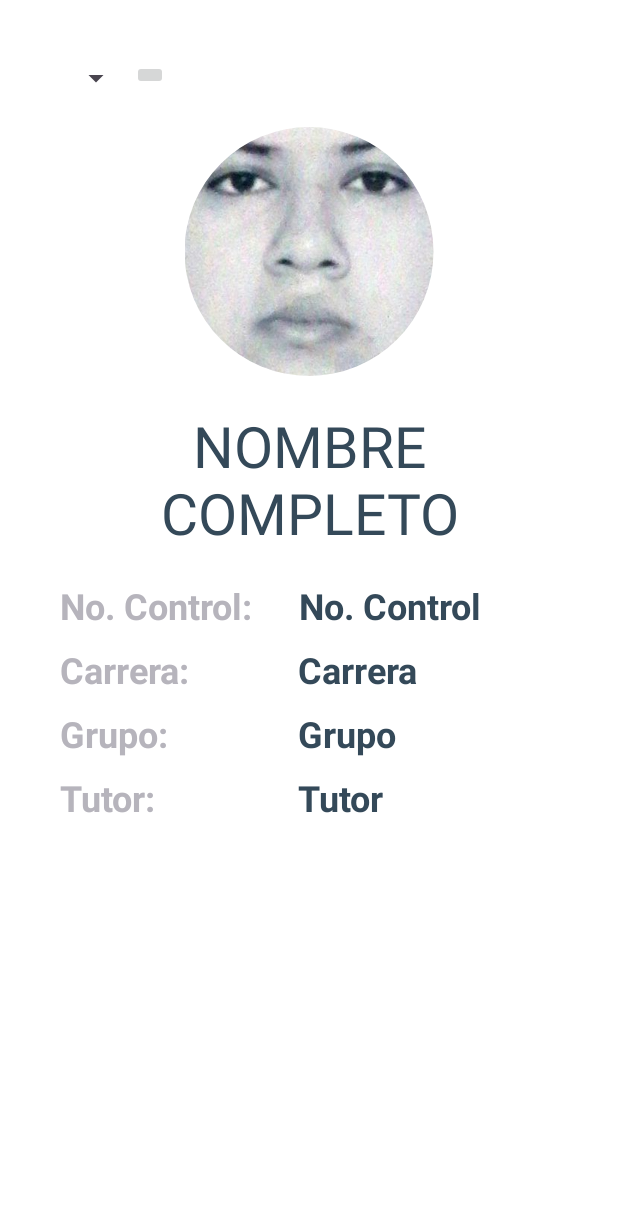
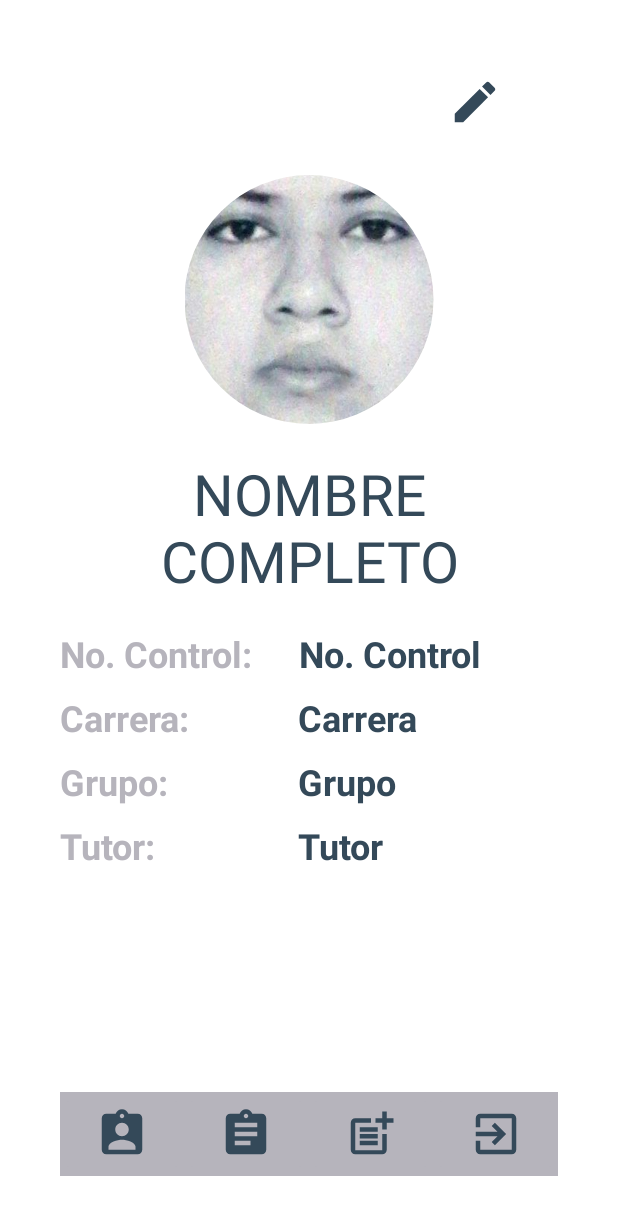
Before and after one commit to mariodominguez07/TutoTec, an Android app: the InicioAlumno screen opened directly, with no data from a screen before it, on a phone screen of 412 x 824 dp. Shown: the top 1215 px of the screen. Run offline under Robolectric (Android 15) with nearby library versions, the phone set to English and light mode, and no system bars; our stand-ins replace CircleImageView, Firebase (no records; nobody signed in at launch, a user with empty details on screens opened directly).

Commit message:
Actualización

```diff
--- a/app/build.gradle.kts
+++ b/app/build.gradle.kts
@@ -49,4 +49,6 @@ dependencies {
     androidTestImplementation("androidx.test.ext:junit:1.1.5")
     androidTestImplementation("androidx.test.espresso:espresso-core:3.5.1")
     implementation ("de.hdodenhof:circleimageview:3.1.0")
+    implementation ("com.github.bumptech.glide:glide:4.12.0")
+    annotationProcessor ("com.github.bumptech.glide:compiler:4.12.0")
 }
--- a/app/src/main/java/mx/tecnm/cdhidalgo/tutotec/InicioAlumno.kt
+++ b/app/src/main/java/mx/tecnm/cdhidalgo/tutotec/InicioAlumno.kt
@@ -1,13 +1,24 @@
 package mx.tecnm.cdhidalgo.tutotec
 
+import android.content.Intent
 import androidx.appcompat.app.AppCompatActivity
 import android.os.Bundle
+import android.widget.ImageButton
 import android.widget.TextView
 import androidx.fragment.app.Fragment
+import com.bumptech.glide.Glide
 import com.google.android.material.bottomnavigation.BottomNavigationView
+import com.google.firebase.auth.FirebaseAuth
 import de.hdodenhof.circleimageview.CircleImageView
+import mx.tecnm.cdhidalgo.tutotec.dataClass.Alumno
 
 class InicioAlumno : AppCompatActivity() {
+
+    private lateinit var editar:ImageButton
+    private lateinit var carnet:ImageButton
+    private lateinit var actividades:ImageButton
+    private lateinit var solicitudes:ImageButton
+    private lateinit var cerrarSesion:ImageButton
 
     private lateinit var foto:CircleImageView
     private lateinit var nombreC:TextView
@@ -16,13 +27,50 @@ class InicioAlumno : AppCompatActivity() {
     private lateinit var carrera:TextView
     private lateinit var tutor: TextView
 
+    private lateinit var auth: FirebaseAuth
+
     override fun onCreate(savedInstanceState: Bundle?) {
         super.onCreate(savedInstanceState)
         setContentView(R.layout.activity_inicio_alumno)
 
+        auth = FirebaseAuth.getInstance()
 
+        editar = findViewById(R.id.btneditar)
+        carnet = findViewById(R.id.btncarnet_menu)
+        actividades = findViewById(R.id.btnactividades_menu)
+        solicitudes = findViewById(R.id.btnsolicitudes_menu)
+        cerrarSesion = findViewById(R.id.btncerrarsesion_menu)
 
+        foto = findViewById(R.id.foto_alumno)
+        nombreC = findViewById(R.id.nombreCompleto_Alumno)
+        noControl = findViewById(R.id.noControl_carnet)
+        grupo = findViewById(R.id.grupo_carnet)
+        carrera = findViewById(R.id.carrera_carnet)
+        tutor = findViewById(R.id.tutor_carnet)
 
+        val alumno = intent.getParcelableExtra<Alumno>("alumno")
 
+        if (alumno != null){
+            Glide.with(this).load(alumno.foto).circleCrop().into(foto)
+            nombreC.text = "${alumno.nombre} ${alumno.apellido_pa} ${alumno.apellido_ma}"
+            noControl.text = alumno.no_control
+            carrera.text = alumno.carrera
+            grupo.text = alumno.grupo
+        }
+
+        editar.setOnClickListener {  }
+
+        carnet.setOnClickListener {  }
+
+        actividades.setOnClickListener {  }
+
+        solicitudes.setOnClickListener {  }
+
+        cerrarSesion.setOnClickListener {
+            auth.signOut()
+            val intent = Intent(this,MainActivity::class.java)
+            startActivity(intent)
+            finish()
+        }
     }
 }
--- a/app/src/main/res/drawable/img_actividades.xml
+++ b/app/src/main/res/drawable/img_actividades.xml
@@ -1,5 +1,5 @@
-<vector android:autoMirrored="true" android:height="24dp"
+<vector android:autoMirrored="true" android:height="36dp"
     android:tint="@color/color7" android:viewportHeight="24"
-    android:viewportWidth="24" android:width="24dp" xmlns:android="http://schemas.android.com/apk/res/android">
+    android:viewportWidth="24" android:width="36dp" xmlns:android="http://schemas.android.com/apk/res/android">
     <path android:fillColor="@android:color/white" android:pathData="M19,3h-4.18C14.4,1.84 13.3,1 12,1c-1.3,0 -2.4,0.84 -2.82,2L5,3c-1.1,0 -2,0.9 -2,2v14c0,1.1 0.9,2 2,2h14c1.1,0 2,-0.9 2,-2L21,5c0,-1.1 -0.9,-2 -2,-2zM12,3c0.55,0 1,0.45 1,1s-0.45,1 -1,1 -1,-0.45 -1,-1 0.45,-1 1,-1zM14,17L7,17v-2h7v2zM17,13L7,13v-2h10v2zM17,9L7,9L7,7h10v2z"/>
 </vector>
--- a/app/src/main/res/drawable/img_agregar_imagen.xml
+++ b/app/src/main/res/drawable/img_agregar_imagen.xml
@@ -1,5 +1,5 @@
-<vector android:height="24dp" android:tint="@color/color4"
+<vector android:height="36dp" android:tint="@color/color4"
     android:viewportHeight="24" android:viewportWidth="24"
-    android:width="24dp" xmlns:android="http://schemas.android.com/apk/res/android">
+    android:width="36dp" xmlns:android="http://schemas.android.com/apk/res/android">
     <path android:fillColor="@android:color/white" android:pathData="M19,7v2.99s-1.99,0.01 -2,0L17,7h-3s0.01,-1.99 0,-2h3L17,2h2v3h3v2h-3zM16,11L16,8h-3L13,5L5,5c-1.1,0 -2,0.9 -2,2v12c0,1.1 0.9,2 2,2h12c1.1,0 2,-0.9 2,-2v-8h-3zM5,19l3,-4 2,3 3,-4 4,5L5,19z"/>
 </vector>
--- a/app/src/main/res/drawable/img_carnet.xml
+++ b/app/src/main/res/drawable/img_carnet.xml
@@ -1,5 +1,5 @@
-<vector android:height="24dp" android:tint="@color/color7"
+<vector android:height="36dp" android:tint="@color/color7"
     android:viewportHeight="24" android:viewportWidth="24"
-    android:width="24dp" xmlns:android="http://schemas.android.com/apk/res/android">
+    android:width="36dp" xmlns:android="http://schemas.android.com/apk/res/android">
     <path android:fillColor="@android:color/white" android:pathData="M19,3h-4.18C14.4,1.84 13.3,1 12,1c-1.3,0 -2.4,0.84 -2.82,2L5,3c-1.1,0 -2,0.9 -2,2v14c0,1.1 0.9,2 2,2h14c1.1,0 2,-0.9 2,-2L21,5c0,-1.1 -0.9,-2 -2,-2zM12,3c0.55,0 1,0.45 1,1s-0.45,1 -1,1 -1,-0.45 -1,-1 0.45,-1 1,-1zM12,7c1.66,0 3,1.34 3,3s-1.34,3 -3,3 -3,-1.34 -3,-3 1.34,-3 3,-3zM18,19L6,19v-1.4c0,-2 4,-3.1 6,-3.1s6,1.1 6,3.1L18,19z"/>
 </vector>
--- a/app/src/main/res/drawable/img_cerrar_sesion.xml
+++ b/app/src/main/res/drawable/img_cerrar_sesion.xml
@@ -1,5 +1,5 @@
-<vector android:autoMirrored="true" android:height="24dp"
+<vector android:autoMirrored="true" android:height="36dp"
     android:tint="@color/color7" android:viewportHeight="24"
-    android:viewportWidth="24" android:width="24dp" xmlns:android="http://schemas.android.com/apk/res/android">
+    android:viewportWidth="24" android:width="36dp" xmlns:android="http://schemas.android.com/apk/res/android">
     <path android:fillColor="@android:color/white" android:pathData="M10.09,15.59L11.5,17l5,-5 -5,-5 -1.41,1.41L12.67,11H3v2h9.67l-2.58,2.59zM19,3H5c-1.11,0 -2,0.9 -2,2v4h2V5h14v14H5v-4H3v4c0,1.1 0.89,2 2,2h14c1.1,0 2,-0.9 2,-2V5c0,-1.1 -0.9,-2 -2,-2z"/>
 </vector>
--- /dev/null
+++ b/app/src/main/res/drawable/img_editar.xml
@@ -0,0 +1,6 @@
+<vector android:height="36dp" android:tint="@color/color7"
+    android:viewportHeight="24" android:viewportWidth="24"
+    android:width="36dp" xmlns:android="http://schemas.android.com/apk/res/android">
+    <path android:fillColor="@android:color/white" android:pathData="M3,17.25l0,3.75l3.75,0l11.06,-11.06l-3.75,-3.75z"/>
+    <path android:fillColor="@android:color/white" android:pathData="M20.71,5.63l-2.34,-2.34c-0.39,-0.39 -1.02,-0.39 -1.41,0l-1.83,1.83l3.75,3.75l1.83,-1.83C21.1,6.65 21.1,6.02 20.71,5.63z"/>
+</vector>
--- a/app/src/main/res/drawable/img_solicitudes.xml
+++ b/app/src/main/res/drawable/img_solicitudes.xml
@@ -1,6 +1,6 @@
-<vector android:height="24dp" android:tint="@color/color7"
+<vector android:height="36dp" android:tint="@color/color7"
     android:viewportHeight="24" android:viewportWidth="24"
-    android:width="24dp" xmlns:android="http://schemas.android.com/apk/res/android">
+    android:width="36dp" xmlns:android="http://schemas.android.com/apk/res/android">
     <path android:fillColor="@android:color/white" android:pathData="M17,19.22H5V7h7V5H5C3.9,5 3,5.9 3,7v12c0,1.1 0.9,2 2,2h12c1.1,0 2,-0.9 2,-2v-7h-2V19.22z"/>
     <path android:fillColor="@android:color/white" android:pathData="M19,2h-2v3h-3c0.01,0.01 0,2 0,2h3v2.99c0.01,0.01 2,0 2,0V7h3V5h-3V2z"/>
     <path android:fillColor="@android:color/white" android:pathData="M7,9h8v2h-8z"/>
--- a/app/src/main/res/layout/activity_inicio_alumno.xml
+++ b/app/src/main/res/layout/activity_inicio_alumno.xml
@@ -12,27 +12,38 @@
         android:layout_width="match_parent"
         android:layout_height="match_parent"
         android:orientation="vertical">
-
         <TableLayout
             android:layout_width="match_parent"
             android:layout_height="wrap_content">
 
-            <TableRow
-                android:layout_width="wrap_content"
-                android:layout_height="wrap_content">
-                <Spinner
-                    android:id="@+id/spinner"
-                    android:layout_width="wrap_content"
-                    android:layout_height="wrap_content" />
-                <ImageView
-                    android:layout_width="match_parent"
-                    android:layout_height="wrap_content"/>
-                <ImageButton
-                    android:layout_width="wrap_content"
-                    android:layout_height="wrap_content"/>
-            </TableRow>
-        </TableLayout>
+        <TableRow
+            android:layout_width="match_parent"
+            android:layout_height="wrap_content">
+            <ImageButton
+                android:layout_width="0dp"
+                android:layout_height="wrap_content"
+                android:layout_weight="1"
+                android:src="@drawable/img_carnet"
+                android:backgroundTint="@color/color5"
+                android:visibility="invisible"/>
 
+            <ImageButton
+                android:layout_width="0dp"
+                android:layout_height="wrap_content"
+                android:layout_weight="1"
+                android:src="@drawable/img_actividades"
+                android:backgroundTint="@color/color5"
+                android:visibility="invisible"/>
+
+            <ImageButton
+                android:id="@+id/btneditar"
+                android:layout_width="0dp"
+                android:layout_height="wrap_content"
+                android:layout_weight="1"
+                android:src="@drawable/img_editar"
+                android:backgroundTint="@color/white"/>
+        </TableRow>
+    </TableLayout>
 
         <de.hdodenhof.circleimageview.CircleImageView
             android:id="@+id/foto_alumno"
@@ -161,7 +172,49 @@
         </TableLayout>
 
 
-
     </LinearLayout>
 
+    <TableLayout
+        android:layout_width="match_parent"
+        android:layout_height="wrap_content"
+        android:layout_alignParentBottom="true"
+        android:background="@color/color5">
+
+        <TableRow
+            android:layout_width="match_parent"
+            android:layout_height="wrap_content">
+            <ImageButton
+                android:id="@+id/btncarnet_menu"
+                android:layout_width="0dp"
+                android:layout_height="wrap_content"
+                android:layout_weight="1"
+                android:src="@drawable/img_carnet"
+                android:backgroundTint="@color/color5"/>
+
+            <ImageButton
+                android:id="@+id/btnactividades_menu"
+                android:layout_width="0dp"
+                android:layout_height="wrap_content"
+                android:layout_weight="1"
+                android:src="@drawable/img_actividades"
+                android:backgroundTint="@color/color5"/>
+
+            <ImageButton
+                android:id="@+id/btnsolicitudes_menu"
+                android:layout_width="0dp"
+                android:layout_height="wrap_content"
+                android:layout_weight="1"
+                android:src="@drawable/img_solicitudes"
+                android:backgroundTint="@color/color5"/>
+
+            <ImageButton
+                android:id="@+id/btncerrarsesion_menu"
+                android:layout_width="0dp"
+                android:layout_height="wrap_content"
+                android:layout_weight="1"
+                android:src="@drawable/img_cerrar_sesion"
+                android:backgroundTint="@color/color5"/>
+        </TableRow>
+    </TableLayout>
+
 </RelativeLayout>
--- a/app/src/main/res/layout/activity_login_alumno.xml
+++ b/app/src/main/res/layout/activity_login_alumno.xml
@@ -33,7 +33,7 @@
             android:id="@+id/logo_inicio"
             android:layout_width="wrap_content"
             android:layout_height="wrap_content"
-            android:src="@drawable/TutoTecLogo"
+            android:src="@drawable/TutoLogo"
             android:scaleX=".8"
             android:scaleY=".8"
             android:layout_marginTop="-260dp"
--- a/app/src/main/res/layout/activity_login_tutor.xml
+++ b/app/src/main/res/layout/activity_login_tutor.xml
@@ -37,7 +37,7 @@
             android:layout_marginBottom="-230dp"
             android:scaleX=".8"
             android:scaleY=".8"
-            android:src="@drawable/TutoTecLogo" />
+            android:src="@drawable/TutoLogo" />
 
         <TextView
             android:layout_width="match_parent"
--- a/app/src/main/res/layout/activity_main.xml
+++ b/app/src/main/res/layout/activity_main.xml
@@ -18,7 +18,7 @@
             android:id="@+id/logo_inicio"
             android:layout_width="wrap_content"
             android:layout_height="wrap_content"
-            android:src="@drawable/TutoTecLogo"
+            android:src="@drawable/TutoLogo"
             android:scaleX=".8"
             android:scaleY=".8"
             android:layout_marginTop="-230dp"
--- a/app/src/main/res/layout/activity_registro_alumno.xml
+++ b/app/src/main/res/layout/activity_registro_alumno.xml
@@ -35,7 +35,7 @@
             android:id="@+id/logo_inicio"
             android:layout_width="wrap_content"
             android:layout_height="wrap_content"
-            android:src="@drawable/TutoTecLogo"
+            android:src="@drawable/TutoLogo"
             android:scaleX=".6"
             android:scaleY=".6"
             android:layout_marginTop="-290dp"
--- a/app/src/main/res/layout/activity_registro_tutor.xml
+++ b/app/src/main/res/layout/activity_registro_tutor.xml
@@ -34,7 +34,7 @@
             android:id="@+id/logo_inicio"
             android:layout_width="wrap_content"
             android:layout_height="wrap_content"
-            android:src="@drawable/TutoTecLogo"
+            android:src="@drawable/TutoLogo"
             android:scaleX=".6"
             android:scaleY=".6"
             android:layout_marginTop="-290dp"
--- a/app/src/main/res/values/styles.xml
+++ /dev/null
@@ -1,4 +0,0 @@
-<?xml version="1.0" encoding="utf-8"?>
-<resources>
-    <style name="fuente_Tutotec"><item name="android:fontFamily">@font/fuente_tutotec</item></style>
-</resources>
```
Also changed, not shown: app/src/main/res/drawable/TutoLogo.png (added), app/src/main/res/drawable/tutoteclogo.png (deleted).
